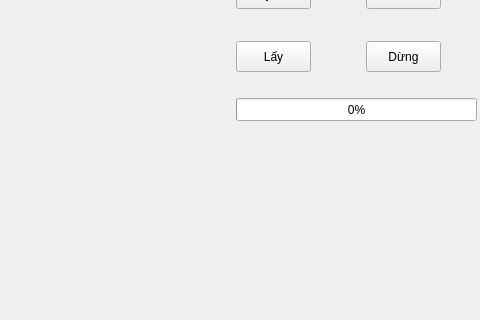
Old version of the form add-form.ui in the repository Datqhz/face-recoginition-app; both pictures show x 474 to 954 and y 162 to 482 of the 954 by 622 pixel window.
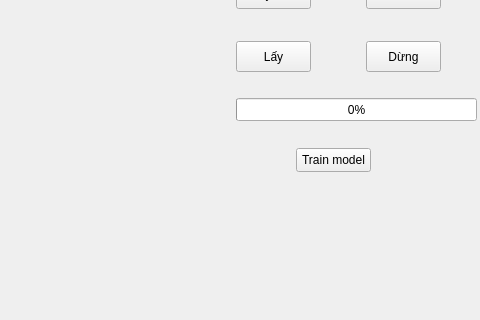
New version of the form.

```diff
--- a/add-form.ui
+++ b/add-form.ui
@@ -134,6 +134,19 @@
     <string>Dừng</string>
    </property>
   </widget>
+  <widget class="QPushButton" name="btnTrain">
+   <property name="geometry">
+    <rect>
+     <x>770</x>
+     <y>310</y>
+     <width>75</width>
+     <height>24</height>
+    </rect>
+   </property>
+   <property name="text">
+    <string>Train model</string>
+   </property>
+  </widget>
  </widget>
  <resources/>
  <connections/>
```
